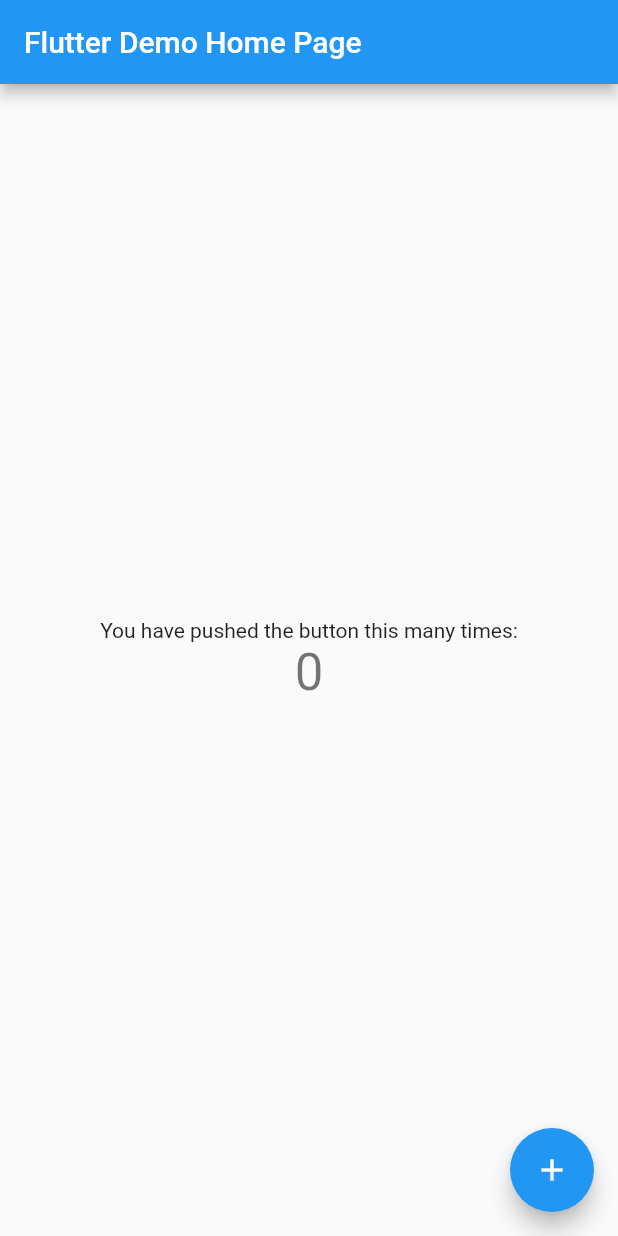
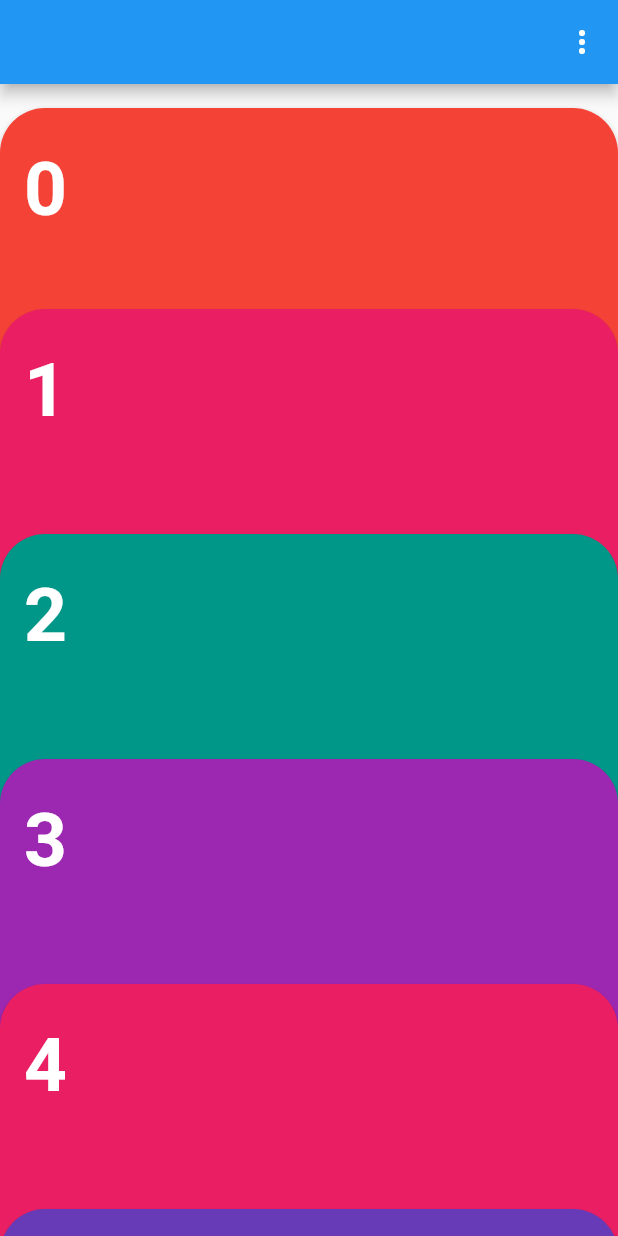
Before and after one commit to Kiran-Shakeel/as_task2, a Flutter app: the screen it shows after launch, on a phone screen of 412 x 824 dp. Run offline on Flutter 3.47's test engine with Material 2 defaults, Android fonts, the phone set to English and light mode, and no system bars.

Commit message:
complete_project

```diff
--- a/lib/main.dart
+++ b/lib/main.dart
@@ -1,3 +1,5 @@
+
+import 'package:as_task2/pages/stack.dart';
 import 'package:flutter/material.dart';
 
 void main() {
@@ -10,6 +12,7 @@
   Widget build(BuildContext context) {
     return MaterialApp(
       title: 'Flutter Demo',
+      debugShowCheckedModeBanner: false,
       theme: ThemeData(
         // This is the theme of your application.
         //
@@ -22,92 +25,7 @@
         // is not restarted.
         primarySwatch: Colors.blue,
       ),
-      home: MyHomePage(title: 'Flutter Demo Home Page'),
+      home: StackPage(),
     );
   }
 }
-
-class MyHomePage extends StatefulWidget {
-  MyHomePage({Key? key, required this.title}) : super(key: key);
-
-  // This widget is the home page of your application. It is stateful, meaning
-  // that it has a State object (defined below) that contains fields that affect
-  // how it looks.
-
-  // This class is the configuration for the state. It holds the values (in this
-  // case the title) provided by the parent (in this case the App widget) and
-  // used by the build method of the State. Fields in a Widget subclass are
-  // always marked "final".
-
-  final String title;
-
-  @override
-  _MyHomePageState createState() => _MyHomePageState();
-}
-
-class _MyHomePageState extends State<MyHomePage> {
-  int _counter = 0;
-
-  void _incrementCounter() {
-    setState(() {
-      // This call to setState tells the Flutter framework that something has
-      // changed in this State, which causes it to rerun the build method below
-      // so that the display can reflect the updated values. If we changed
-      // _counter without calling setState(), then the build method would not be
-      // called again, and so nothing would appear to happen.
-      _counter++;
-    });
-  }
-
-  @override
-  Widget build(BuildContext context) {
-    // This method is rerun every time setState is called, for instance as done
-    // by the _incrementCounter method above.
-    //
-    // The Flutter framework has been optimized to make rerunning build methods
-    // fast, so that you can just rebuild anything that needs updating rather
-    // than having to individually change instances of widgets.
-    return Scaffold(
-      appBar: AppBar(
-        // Here we take the value from the MyHomePage object that was created by
-        // the App.build method, and use it to set our appbar title.
-        title: Text(widget.title),
-      ),
-      body: Center(
-        // Center is a layout widget. It takes a single child and positions it
-        // in the middle of the parent.
-        child: Column(
-          // Column is also a layout widget. It takes a list of children and
-          // arranges them vertically. By default, it sizes itself to fit its
-          // children horizontally, and tries to be as tall as its parent.
-          //
-          // Invoke "debug painting" (press "p" in the console, choose the
-          // "Toggle Debug Paint" action from the Flutter Inspector in Android
-          // Studio, or the "Toggle Debug Paint" command in Visual Studio Code)
-          // to see the wireframe for each widget.
-          //
-          // Column has various properties to control how it sizes itself and
-          // how it positions its children. Here we use mainAxisAlignment to
-          // center the children vertically; the main axis here is the vertical
-          // axis because Columns are vertical (the cross axis would be
-          // horizontal).
-          mainAxisAlignment: MainAxisAlignment.center,
-          children: <Widget>[
-            Text(
-              'You have pushed the button this many times:',
-            ),
-            Text(
-              '$_counter',
-              style: Theme.of(context).textTheme.headline4,
-            ),
-          ],
-        ),
-      ),
-      floatingActionButton: FloatingActionButton(
-        onPressed: _incrementCounter,
-        tooltip: 'Increment',
-        child: Icon(Icons.add),
-      ), // This trailing comma makes auto-formatting nicer for build methods.
-    );
-  }
-}
--- /dev/null
+++ b/lib/pages/stack.dart
@@ -0,0 +1,114 @@
+import 'package:as_task2/widgets/constants.dart';
+import 'package:as_task2/widgets/style.dart';
+import 'package:flutter/material.dart';
+
+class StackPage extends StatelessWidget {
+  const StackPage({Key? key}) : super(key: key);
+
+  @override
+  Widget build(BuildContext context) {
+    final fullwidth = MediaQuery.of(context).size.width;
+    final fullheight = MediaQuery.of(context).size.height;
+
+    return Scaffold(
+      appBar: AppBar(
+        actions: [
+          PopupMenuButton(
+              onSelected: choices,
+              itemBuilder: (BuildContext context) {
+                return Constants.choices.map((String choice) {
+                  return PopupMenuItem(
+                    child: Text(choice),
+                    value: choice,
+                  );
+                }).toList();
+              })
+        ],
+      ),
+      body: ListView(children: [
+        Stack(
+          children: <Widget>[
+            Padding(
+              padding: EdgeInsets.only(top: 16),
+              child: Card(
+                margin: EdgeInsets.zero,
+                elevation: 3.0,
+                color: Colors.red,
+                shape: RoundedRectangleBorder(
+                  borderRadius: BorderRadius.all(Radius.circular(30.0)),
+                ),
+                child: Container(
+                  child: StylingText(val: 0),
+                  width: fullwidth,
+                  height: fullheight,
+                ),
+              ),
+            ),
+            SetCard(
+              topValue: 150,
+              setcolor: Colors.pink,
+              val: 1,
+            ),
+            SetCard(
+              topValue: 300,
+              setcolor: Colors.teal,
+              val: 2,
+            ),
+            SetCard(
+              topValue: 450,
+              setcolor: Colors.purple,
+              val: 3,
+            ),
+            SetCard(
+              topValue: 600,
+              setcolor: Colors.pink,
+              val: 4,
+            ),
+            SetCard(
+              topValue: 750,
+              setcolor: Colors.deepPurple,
+              val: 5,
+            ),
+          ],
+        ),
+      ]),
+    );
+  }
+}
+
+class SetCard extends StatelessWidget {
+  final int topValue, val;
+  final Color setcolor;
+  const SetCard(
+      {Key? key,
+      required this.topValue,
+      required this.setcolor,
+      required this.val})
+      : super(key: key);
+
+  @override
+  Widget build(BuildContext context) {
+    return Positioned(
+        top: topValue.toDouble(),
+        left: 0.0,
+        right: 0.0,
+        child: Card(
+          margin: EdgeInsets.zero,
+          color: setcolor,
+          shape: RoundedRectangleBorder(
+            borderRadius: BorderRadius.all(Radius.circular(30.0)),
+          ),
+          child: Container(
+            child: StylingText(
+              val: val,
+            ),
+            width: double.infinity,
+            height: 300.0,
+          ),
+        ));
+  }
+}
+
+void choices(String choice) {
+
+}
--- /dev/null
+++ b/lib/widgets/constants.dart
@@ -0,0 +1,11 @@
+class Constants {
+  static const String setting = "Settings";
+  static const String share = "Share";
+  static const String signOut = "Sign out";
+
+  static const List<String> choices = <String>[
+    setting,
+    share,
+    signOut,
+  ];
+}
--- /dev/null
+++ b/lib/widgets/style.dart
@@ -0,0 +1,27 @@
+import 'package:flutter/material.dart';
+
+class StylingText extends StatelessWidget {
+  final int val;
+  const StylingText({Key? key, required this.val}) : super(key: key);
+
+  static Color pink = Color(hexColor("#E58D8D"));
+
+  @override
+  Widget build(BuildContext context) {
+    return Padding(
+      padding: EdgeInsets.only(top: 25, left: 16),
+      child: Text(
+        val.toString(),
+        style: TextStyle(
+            color: Colors.white, fontWeight: FontWeight.bold, fontSize: 50),
+      ),
+    );
+  }
+}
+
+int hexColor(String color) {
+  String newColor = '0xff' + color;
+  newColor = newColor.replaceAll("#", '');
+  int finalColor = int.parse(newColor);
+  return finalColor;
+}
```
